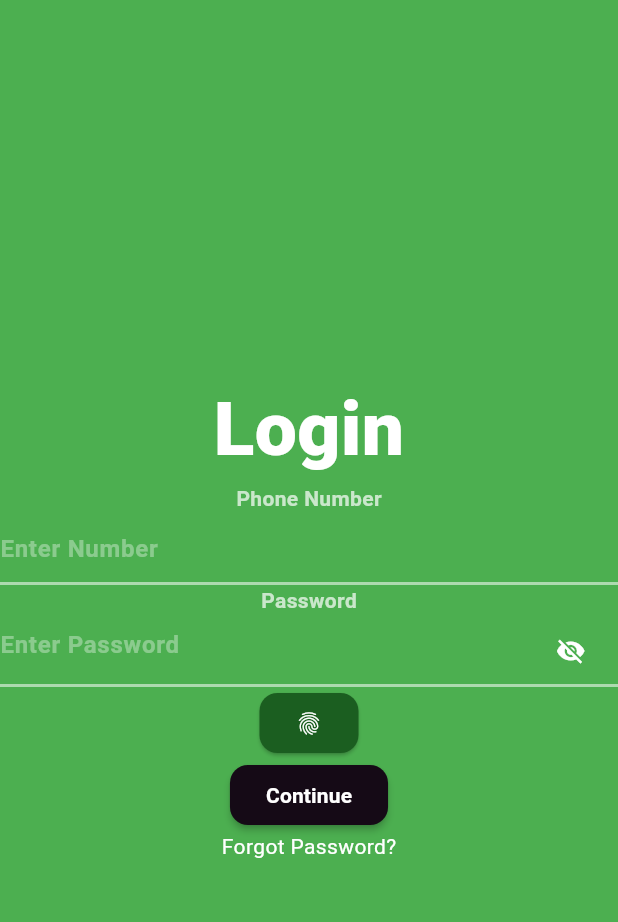
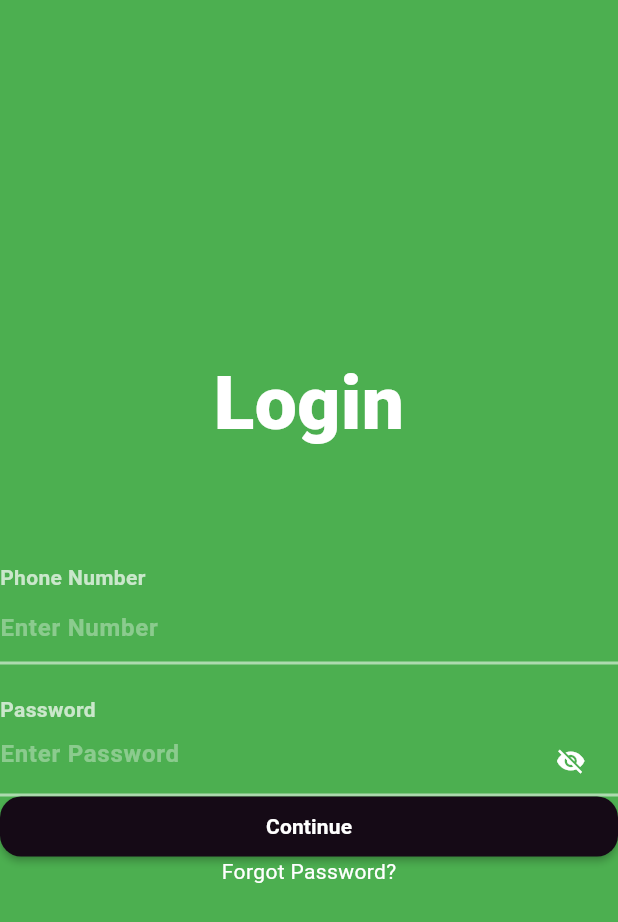
Before and after one commit to Mansyahariii/KB1179-1123150127-uts, a Flutter app: the Loginscreen screen opened directly, on a phone screen of 412 x 824 dp. Shown: the top 922 px of the screen. Run offline on Flutter 3.47's test engine with Material 3 defaults, Android fonts, the phone set to English and light mode, and no system bars; Roboto replaces fonts that are missing (Poppins).

Commit message:
menghapus tombol OTP dan menjadikan tombol Continue responsive

```diff
--- a/lib/screen/LoginScreen.dart
+++ b/lib/screen/LoginScreen.dart
@@ -14,12 +14,15 @@ class Loginscreen extends StatelessWidget {
             Text(
               "Login",
               style: TextStyle(
-                fontFamily: 'Poppins',
                 fontSize: 50.0,
                 fontWeight: FontWeight.w800,
                 color: Colors.white,
               ),
             ),
+            SizedBox(height: 70),
+            Column(
+              crossAxisAlignment: CrossAxisAlignment.start,
+              children: [
                 Text(
                   "Phone Number",
                   style: TextStyle(
@@ -48,6 +51,7 @@ class Loginscreen extends StatelessWidget {
                     ),
                   ),
                 ),
+                SizedBox(height: 20),
                 Text(
                   "Password",
                   style: TextStyle(
@@ -84,25 +88,18 @@ class Loginscreen extends StatelessWidget {
                     ),
                   ),
                 ),
-            ElevatedButton(
-              onPressed: () {},
-              style: ElevatedButton.styleFrom(
-                backgroundColor: Colors.green[900],
-                foregroundColor: Colors.white,
-                shape: RoundedRectangleBorder(
-                  borderRadius: BorderRadius.circular(12),
+              ],
             ),
-                // elevation: 2,
-              ),
-              child: const Icon(Icons.fingerprint),
-            ),
-            ElevatedButton(
+            SizedBox(
+              height: 40,
+              width: double.infinity,
+              child: ElevatedButton(
                 onPressed: () {},
                 style: ElevatedButton.styleFrom(
                   backgroundColor: const Color.fromARGB(255, 21, 10, 22),
                   foregroundColor: Colors.black,
                   shape: RoundedRectangleBorder(
-                  borderRadius: BorderRadius.circular(12),
+                    borderRadius: BorderRadius.circular(14),
                   ),
                   elevation: 2,
                 ),
@@ -112,6 +109,7 @@ class Loginscreen extends StatelessWidget {
                     fontSize: 14.0,
                     fontWeight: FontWeight.bold,
                     color: Colors.white,
+                  ),
                 ),
               ),
             ),
```
Lines whose indentation alone changed are shown as unchanged.
